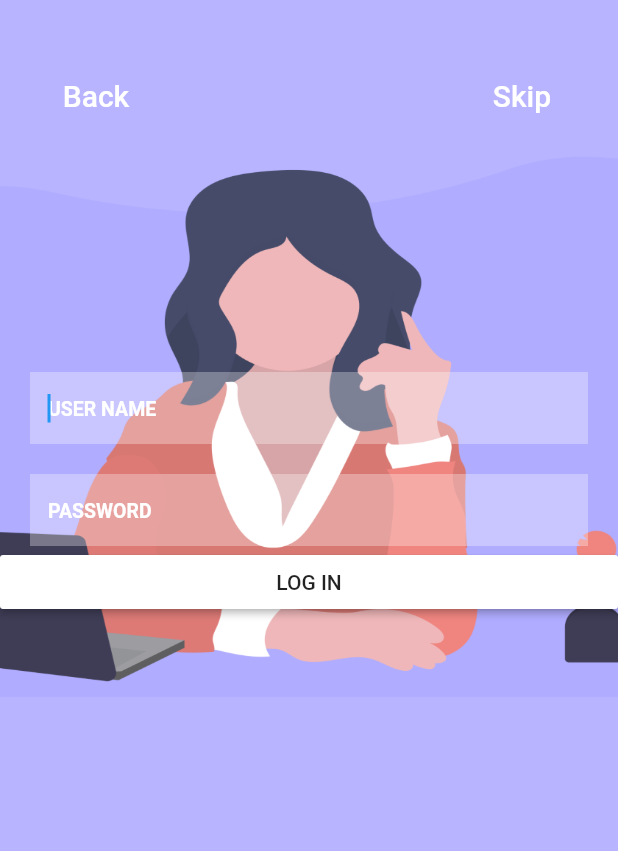
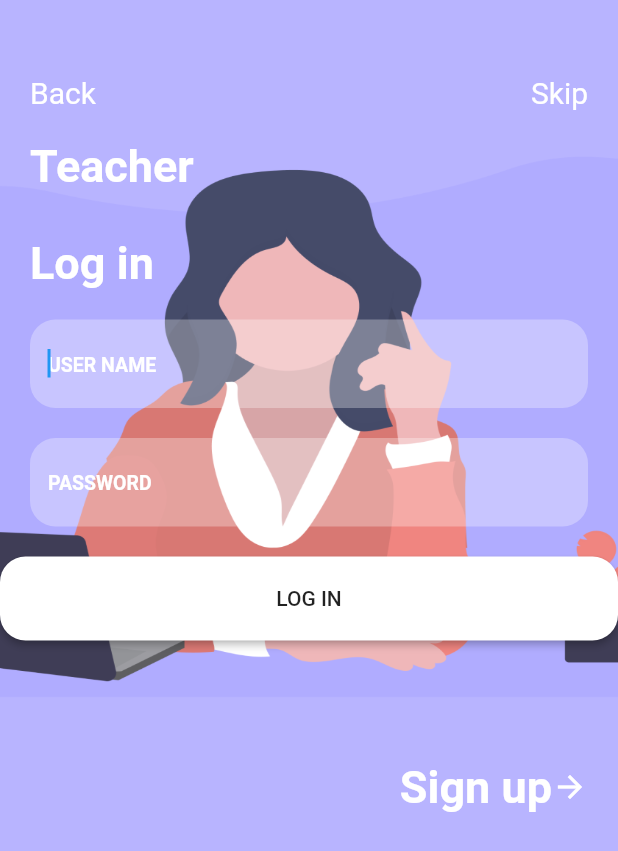
Before and after one commit to maxjing/flutter-online-tutorial-platform, a Flutter app: the Login screen opened by its route, on a phone screen of 412 x 824 dp. Shown: the top 851 px of the screen. Run offline on Flutter 3.47's test engine with Material 2 defaults, Android fonts, the phone set to English and light mode, and no system bars; our stand-ins replace cloud_firestore; accounts and stored records are empty.

Commit message:
login page added

```diff
--- a/lib/main.dart
+++ b/lib/main.dart
@@ -10,12 +10,46 @@ import 'style.dart';
 
 void main() => runApp(App());
 
-class App extends StatelessWidget {
+class App extends StatefulWidget {
+  @override
+  _AppState createState() => _AppState();
+}
+
+class _AppState extends State<App> {
+  int _selectedPage = 0;
+  final _pageOptions = [Home(), Favourite(), Timetable(), Login()];
   @override
   Widget build(BuildContext context) {
     return MaterialApp(
       onGenerateRoute: _routes(),
-      home: Home(),
+      home: Login(),
+      //     Scaffold(
+      //   body: _pageOptions[_selectedPage],
+      //   bottomNavigationBar: BottomNavigationBar(
+      //     type: BottomNavigationBarType.fixed,
+      //     iconSize: 30.0,
+      //     currentIndex: _selectedPage,
+      //     items: [
+      //       BottomNavigationBarItem(
+      //           icon: Icon(Icons.home), title: Text('Home')),
+      //       BottomNavigationBarItem(
+      //         icon: Icon(
+      //           Icons.favorite_border,
+      //         ),
+      //         title: Text('Favourite'),
+      //       ),
+      //       BottomNavigationBarItem(
+      //           icon: Icon(Icons.calendar_today), title: Text('Timetable')),
+      //       BottomNavigationBarItem(
+      //           icon: Icon(Icons.person_outline), title: Text('Profile')),
+      //     ],
+      //     onTap: (index) {
+      //       setState(() {
+      //         _selectedPage = index;
+      //       });
+      //     },
+      //   ),
+      // ),
       theme: _theme(),
     );
   }
@@ -25,7 +59,7 @@ class App extends StatelessWidget {
       final Map<String, dynamic> arguments = settings.arguments;
       Widget screen;
       switch (settings.name) {
-        case IndexRoute:
+        case '/':
           screen = Home();
           break;
         case FavouriteRoute:
--- a/lib/screens/favourite/favourite.dart
+++ b/lib/screens/favourite/favourite.dart
@@ -1,11 +1,8 @@
 import 'package:flutter/material.dart';
-import '../bottomNavigation/bottomNavigation.dart';
 
 class Favourite extends StatelessWidget {
   @override
   Widget build(BuildContext context) {
-    return Scaffold(
-        body: ListView(children: [Text('Favourite')]),
-        bottomNavigationBar: BottomNavigation(1));
+    return ListView(children: [Text('Favourite')]);
   }
 }
--- a/lib/screens/login/login.dart
+++ b/lib/screens/login/login.dart
@@ -1,5 +1,4 @@
 import 'package:flutter/material.dart';
-import '../bottomNavigation/bottomNavigation.dart';
 import '../../helper.dart';
 
 class Login extends StatelessWidget {
@@ -16,46 +15,72 @@ class Login extends StatelessWidget {
             ),
             child: Column(
               children: <Widget>[
-                SizedBox(height: 20),
+                SizedBox(height: 30),
                 Container(
                     padding: const EdgeInsets.all(20.0),
                     child: Row(
                       mainAxisAlignment: MainAxisAlignment.spaceBetween,
                       children: <Widget>[
-                        FlatButton(
-                          textColor: Colors.white,
-                          padding: EdgeInsets.all(8.0),
-                          onPressed: () => Navigator.of(context).pop(),
-                          child: Text(
-                            "Back",
-                            style: TextStyle(fontSize: 20.0),
+                        GestureDetector(
+                          onTap: () {
+                            Navigator.of(context).pop();
+                          },
+                          child: Container(
+                            child: const Text('Back',
+                                style: TextStyle(
+                                    fontSize: 20.0, color: Colors.white)),
                           ),
                         ),
-                        FlatButton(
-                          textColor: Colors.white,
-                          padding: EdgeInsets.all(8.0),
-                          onPressed: () => Navigator.pushNamed(context, '/'),
-                          child: Text(
-                            "Skip",
-                            style: TextStyle(fontSize: 20.0),
+                        GestureDetector(
+                          onTap: () {
+                            Navigator.of(context).pop();
+                          },
+                          child: Container(
+                            child: const Text('Skip',
+                                style: TextStyle(
+                                    fontSize: 20.0, color: Colors.white)),
                           ),
                         ),
                       ],
                     )),
                 Container(
-                  padding: EdgeInsets.only(top: getScreenHeight() * 0.2),
+                    padding: const EdgeInsets.only(left: 20.0),
+                    alignment: Alignment.topLeft,
+                    child: Text('Teacher',
+                        style: TextStyle(
+                            fontSize: 30.0,
+                            color: Colors.white,
+                            fontWeight: FontWeight.bold))),
+                Container(
+                  padding: EdgeInsets.only(top: getScreenHeight() * 0.05),
                   child: Column(
                     crossAxisAlignment: CrossAxisAlignment.center,
                     mainAxisAlignment: MainAxisAlignment.center,
                     children: <Widget>[
+                      Container(
+                          padding: const EdgeInsets.only(left: 20.0),
+                          alignment: Alignment.bottomLeft,
+                          child: Text('Log in',
+                              style: TextStyle(
+                                  fontSize: 30.0,
+                                  color: Colors.white,
+                                  fontWeight: FontWeight.bold))),
                       Container(
                           padding: const EdgeInsets.all(20.0),
                           child: Container(
                             child: TextField(
                               autofocus: true,
                               decoration: InputDecoration(
+                                border: OutlineInputBorder(
+                                  borderRadius: BorderRadius.all(
+                                    Radius.circular(17.0),
+                                  ),
+                                  borderSide: BorderSide(
+                                    width: 0,
+                                    style: BorderStyle.none,
+                                  ),
+                                ),
                                 filled: true,
-                                border: InputBorder.none,
                                 fillColor: Color.fromRGBO(255, 255, 255, 0.3),
                                 hintText: "USER NAME",
                                 hintStyle: TextStyle(
@@ -73,11 +98,20 @@ class Login extends StatelessWidget {
                           alignment: Alignment.center,
                           child: Container(
                             child: TextField(
-                              autofocus: true,
+                              // autofocus: true,
+
                               decoration: InputDecoration(
+                                border: OutlineInputBorder(
+                                  borderRadius: BorderRadius.all(
+                                    Radius.circular(17.0),
+                                  ),
+                                  borderSide: BorderSide(
+                                    width: 0,
+                                    style: BorderStyle.none,
+                                  ),
+                                ),
                                 filled: true,
                                 fillColor: Color.fromRGBO(255, 255, 255, 0.3),
-                                border: InputBorder.none,
                                 hintText: "PASSWORD",
                                 hintStyle: TextStyle(
                                     color: Colors.white,
@@ -90,12 +124,36 @@ class Login extends StatelessWidget {
                               obscureText: true,
                             ),
                           )),
+                      SizedBox(height: 20.0),
                       ButtonTheme(
                         minWidth: getScreenWidth() * 0.9,
                         buttonColor: Colors.white,
+                        padding: const EdgeInsets.all(20),
                         child: RaisedButton(
-                            onPressed: () {}, child: Text('LOG IN')),
+                            shape: RoundedRectangleBorder(
+                              borderRadius: BorderRadius.circular(17.0),
+                            ),
+                            onPressed: () {},
+                            child: Text('LOG IN')),
                       ),
+                      Container(
+                          padding: EdgeInsets.fromLTRB(
+                              0, getScreenWidth() * 0.1, 20.0, 0),
+                          alignment: Alignment.bottomRight,
+                          child: Row(
+                            mainAxisAlignment: MainAxisAlignment.end,
+                            children: <Widget>[
+                              Text('Sign up',
+                                  style: TextStyle(
+                                      fontSize: 30.0,
+                                      color: Colors.white,
+                                      fontWeight: FontWeight.bold)),
+                              Icon(
+                                Icons.arrow_forward,
+                                color: Colors.white,
+                              ),
+                            ],
+                          )),
                     ],
                   ),
                 )
--- a/lib/screens/timetable/timetable.dart
+++ b/lib/screens/timetable/timetable.dart
@@ -1,11 +1,8 @@
 import 'package:flutter/material.dart';
-import '../bottomNavigation/bottomNavigation.dart';
 
 class Timetable extends StatelessWidget {
   @override
   Widget build(BuildContext context) {
-    return Scaffold(
-        body: ListView(children: [Text('Timetable')]),
-        bottomNavigationBar: BottomNavigation(2));
+    return ListView(children: [Text('Timetable')]);
   }
 }
```
Also changed, not shown: lib/screens/bottomNavigation/bottomNavigation.dart (deleted, +0 -39 lines), lib/screens/home/home.dart (+2 -5 lines), lib/screens/profile/profile.dart (+7 -10 lines).
